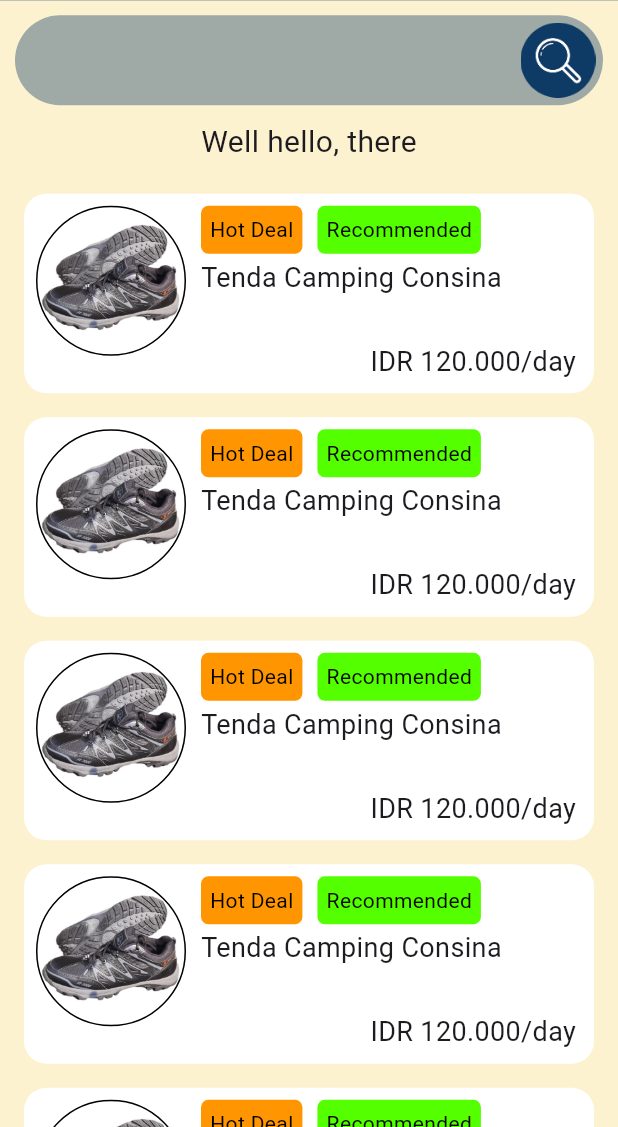
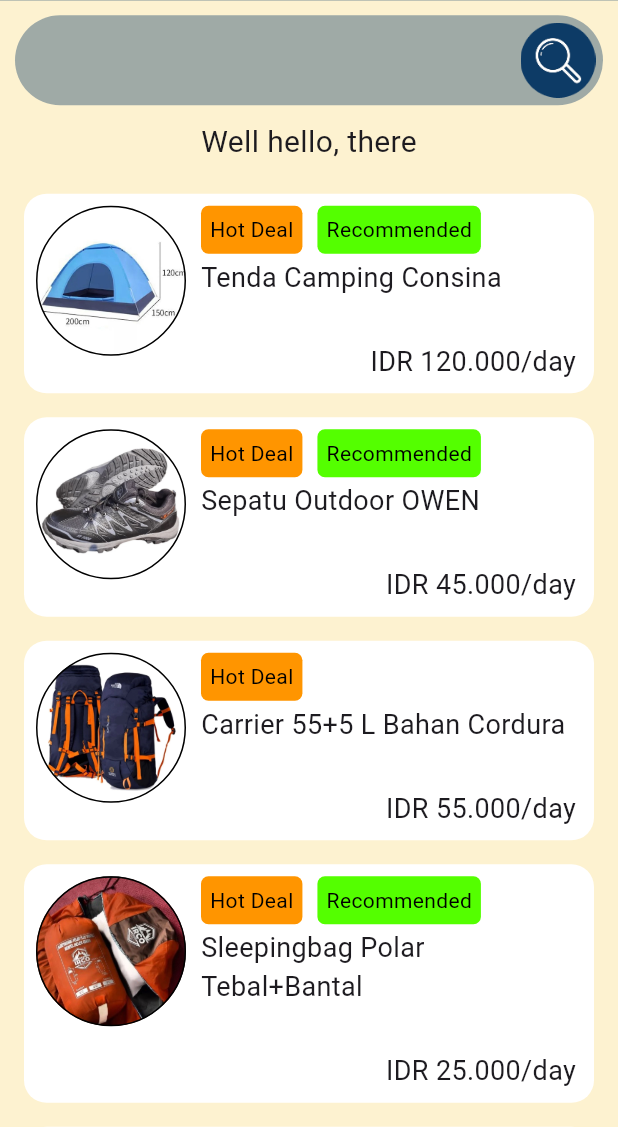
Before and after one commit to Tarz24/TUGAS3PROVIS2025, a Flutter app: the MenuScreen screen opened by its route, on a phone screen of 412 x 824 dp, the part 109-1236 px from its top. Run offline on Flutter 3.47's test engine with Material 3 defaults, Android fonts, the light colour scheme and no system bars; Roboto replaces fonts that are missing (Arial).

Commit message:
modified:   tugas_provis/lib/menu.dart

```diff
--- a/tugas_provis/lib/menu.dart
+++ b/tugas_provis/lib/menu.dart
@@ -100,7 +100,7 @@
                                 decoration: BoxDecoration(
                                   shape: BoxShape.circle,
                                   image: DecorationImage(
-                                    image: AssetImage('assets/images/sepatu.jpg'),
+                                    image: AssetImage('assets/images/tenda.jpg'),
                                     fit: BoxFit.cover,
                                   ),
                                   border: Border.all(color: Colors.black, style: BorderStyle.solid),
@@ -218,7 +218,7 @@
                                       ),
                                       const SizedBox(height: 3),
                                       const Text(
-                                        'Tenda Camping Consina',
+                                        'Sepatu Outdoor OWEN',
                                         style: TextStyle(
                                           fontSize: 18
                                         ),
@@ -228,7 +228,7 @@
                                         mainAxisAlignment: MainAxisAlignment.end,
                                         children: [
                                           Text(
-                                            "IDR 120.000/day",
+                                            "IDR 45.000/day",
                                             style: TextStyle(fontSize: 18),
                                           ),
                                         ],
@@ -264,7 +264,81 @@
                                 decoration: BoxDecoration(
                                   shape: BoxShape.circle,
                                   image: DecorationImage(
-                                    image: AssetImage('assets/images/sepatu.jpg'),
+                                    image: AssetImage('assets/images/tas.jpg'),
+                                    fit: BoxFit.cover,
+                                  ),
+                                  border: Border.all(color: Colors.black, style: BorderStyle.solid),
+                                ),
+                              ),
+                              const SizedBox(width: 10),
+                              Expanded(
+                                child: Container(
+                                  padding: EdgeInsets.only(right: 4.0),
+                                  child: Column(
+                                    crossAxisAlignment: CrossAxisAlignment.start,
+                                    children: [
+                                      Row(
+                                        mainAxisAlignment: MainAxisAlignment.start,
+                                        children: [
+                                          Container(
+                                            padding: EdgeInsets.all(6.0),
+                                            decoration: BoxDecoration(
+                                              color: Color.fromARGB(255, 255, 149, 0),
+                                              borderRadius: BorderRadius.circular(5.0),
+                                            ),
+                                            child: Text("Hot Deal", style: TextStyle(color: Colors.black)),
+                                          ),
+                                        ],
+                                      ),
+                                      const SizedBox(height: 3),
+                                      const Text(
+                                        'Carrier 55+5 L Bahan Cordura',
+                                        style: TextStyle(
+                                          fontSize: 18
+                                        ),
+                                      ),
+                                      const SizedBox(height: 30),
+                                      Row(
+                                        mainAxisAlignment: MainAxisAlignment.end,
+                                        children: [
+                                          Text(
+                                            "IDR 55.000/day",
+                                            style: TextStyle(fontSize: 18),
+                                          ),
+                                        ],
+                                      ),
+                                    ],
+                                  ),
+                                ),
+                              ),
+                            ],
+                          )
+                        ),
+                      ],
+                    ),
+                  ),
+
+                  // Produk 4
+                  Container(
+                    padding: EdgeInsets.symmetric(horizontal: 16.0, vertical: 8.0),
+                    child: Column(
+                      children: [
+                        Container(
+                          padding: EdgeInsets.all(8.0),
+                          decoration: BoxDecoration(
+                            color: Colors.white,
+                            borderRadius: BorderRadius.circular(15.0),
+                          ),
+                          child: Row(
+                            crossAxisAlignment: CrossAxisAlignment.start,
+                            children: [
+                              Container(
+                                width: 100,
+                                height: 100,
+                                decoration: BoxDecoration(
+                                  shape: BoxShape.circle,
+                                  image: DecorationImage(
+                                    image: AssetImage('assets/images/sleeping_bag.jpg'),
                                     fit: BoxFit.cover,
                                   ),
                                   border: Border.all(color: Colors.black, style: BorderStyle.solid),
@@ -300,7 +374,7 @@
                                       ),
                                       const SizedBox(height: 3),
                                       const Text(
-                                        'Tenda Camping Consina',
+                                        'Sleepingbag Polar Tebal+Bantal',
                                         style: TextStyle(
                                           fontSize: 18
                                         ),
@@ -310,7 +384,7 @@
                                         mainAxisAlignment: MainAxisAlignment.end,
                                         children: [
                                           Text(
-                                            "IDR 120.000/day",
+                                            "IDR 25.000/day",
                                             style: TextStyle(fontSize: 18),
                                           ),
                                         ],
@@ -326,7 +400,7 @@
                     ),
                   ),
 
-                  // Produk 4
+                  // Produk 5
                   Container(
                     padding: EdgeInsets.symmetric(horizontal: 16.0, vertical: 8.0),
                     child: Column(
@@ -346,7 +420,7 @@
                                 decoration: BoxDecoration(
                                   shape: BoxShape.circle,
                                   image: DecorationImage(
-                                    image: AssetImage('assets/images/sepatu.jpg'),
+                                    image: AssetImage('assets/images/sleeping_bag4.jpg'),
                                     fit: BoxFit.cover,
                                   ),
                                   border: Border.all(color: Colors.black, style: BorderStyle.solid),
@@ -382,7 +456,7 @@
                                       ),
                                       const SizedBox(height: 3),
                                       const Text(
-                                        'Tenda Camping Consina',
+                                        'L.L.Bean Adventure 30° Sleeping Bag',
                                         style: TextStyle(
                                           fontSize: 18
                                         ),
@@ -392,89 +466,7 @@
                                         mainAxisAlignment: MainAxisAlignment.end,
                                         children: [
                                           Text(
-                                            "IDR 120.000/day",
-                                            style: TextStyle(fontSize: 18),
-                                          ),
-                                        ],
-                                      ),
-                                    ],
-                                  ),
-                                ),
-                              ),
-                            ],
-                          )
-                        ),
-                      ],
-                    ),
-                  ),
-
-                  // Produk 5
-                  Container(
-                    padding: EdgeInsets.symmetric(horizontal: 16.0, vertical: 8.0),
-                    child: Column(
-                      children: [
-                        Container(
-                          padding: EdgeInsets.all(8.0),
-                          decoration: BoxDecoration(
-                            color: Colors.white,
-                            borderRadius: BorderRadius.circular(15.0),
-                          ),
-                          child: Row(
-                            crossAxisAlignment: CrossAxisAlignment.start,
-                            children: [
-                              Container(
-                                width: 100,
-                                height: 100,
-                                decoration: BoxDecoration(
-                                  shape: BoxShape.circle,
-                                  image: DecorationImage(
-                                    image: AssetImage('assets/images/sepatu.jpg'),
-                                    fit: BoxFit.cover,
-                                  ),
-                                  border: Border.all(color: Colors.black, style: BorderStyle.solid),
-                                ),
-                              ),
-                              const SizedBox(width: 10),
-                              Expanded(
-                                child: Container(
-                                  padding: EdgeInsets.only(right: 4.0),
-                                  child: Column(
-                                    crossAxisAlignment: CrossAxisAlignment.start,
-                                    children: [
-                                      Row(
-                                        mainAxisAlignment: MainAxisAlignment.start,
-                                        children: [
-                                          Container(
-                                            padding: EdgeInsets.all(6.0),
-                                            decoration: BoxDecoration(
-                                              color: Color.fromARGB(255, 255, 149, 0),
-                                              borderRadius: BorderRadius.circular(5.0),
-                                            ),
-                                            child: Text("Hot Deal", style: TextStyle(color: Colors.black)),
-                                          ),
-                                          const SizedBox(width: 10),
-                                          Container(padding: EdgeInsets.all(6.0),
-                                            decoration: BoxDecoration(
-                                              color: Color.fromARGB(255, 84, 255, 0),
-                                              borderRadius: BorderRadius.circular(5.0),
-                                            ),
-                                            child: Text("Recommended", style: TextStyle(color: Colors.black)),
-                                          ),
-                                        ],
-                                      ),
-                                      const SizedBox(height: 3),
-                                      const Text(
-                                        'Tenda Camping Consina',
-                                        style: TextStyle(
-                                          fontSize: 18
-                                        ),
-                                      ),
-                                      const SizedBox(height: 30),
-                                      Row(
-                                        mainAxisAlignment: MainAxisAlignment.end,
-                                        children: [
-                                          Text(
-                                            "IDR 120.000/day",
+                                            "IDR 30.000/day",
                                             style: TextStyle(fontSize: 18),
                                           ),
                                         ],
```
